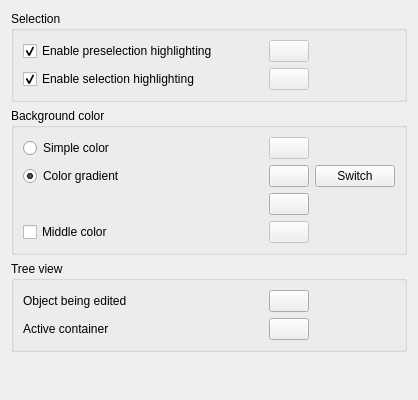
southseact-3d/fcd, file src/Gui/DlgSettingsViewColor.ui: the form before one commit.
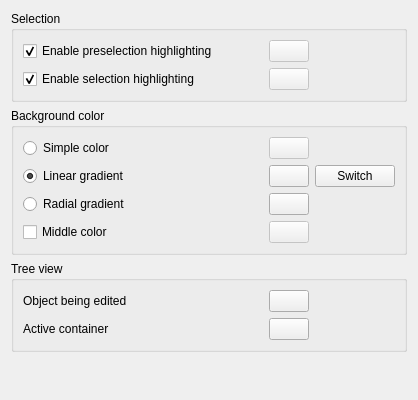
The form after the commit. Custom widgets are drawn as their Qt base class.

Commit message:
[GUI] Radial gradient implementation
This commit implements radial gradient as background and adds the option
to settings. It also renames "Color gradient" as "Linear gradient",
keeping Linear gradient default. Internally, it remains unchanged for
compatibility.

Radio gradient is more suitable for CAD, since it gives a more balanced
color distribution across the screen, improving visibility of model and
sketches with a halo-like effect.

```diff
--- a/src/Gui/DlgSettingsViewColor.ui
+++ b/src/Gui/DlgSettingsViewColor.ui
@@ -267,7 +267,7 @@
            <string>Background will have selected color gradient</string>
           </property>
           <property name="text">
-           <string>Color gradient</string>
+           <string>Linear gradient</string>
           </property>
           <property name="checked">
            <bool>true</bool>
@@ -314,17 +314,23 @@
          </widget>
         </item>
         <item row="2" column="0">
-         <spacer name="horizontalSpacer">
-          <property name="orientation">
-           <enum>Qt::Horizontal</enum>
+         <widget class="Gui::PrefRadioButton" name="rbRadialGradient">
+          <property name="toolTip">
+           <string>Background will have selected color gradient</string>
           </property>
-          <property name="sizeHint" stdset="0">
-           <size>
-            <width>40</width>
-            <height>20</height>
-           </size>
+          <property name="text">
+           <string>Radial gradient</string>
           </property>
-         </spacer>
+          <property name="checked">
+           <bool>false</bool>
+          </property>
+          <property name="prefEntry" stdset="0">
+           <cstring>RadialGradient</cstring>
+          </property>
+          <property name="prefPath" stdset="0">
+           <cstring>View</cstring>
+          </property>
+         </widget>
         </item>
         <item row="2" column="3">
          <widget class="Gui::PrefColorButton" name="backgroundColorTo">
```
Left out of the diff: 33 changed lines with no effect on the pictures. The commit also changes 10 other files.
